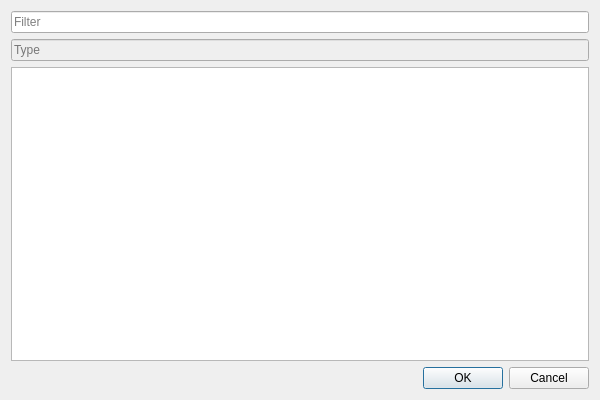
First picture: the form in src/UI/SearchCreatorDialog/SearchCreatorDialog.ui, repository NikolaRoev/Tracker, before the edit.
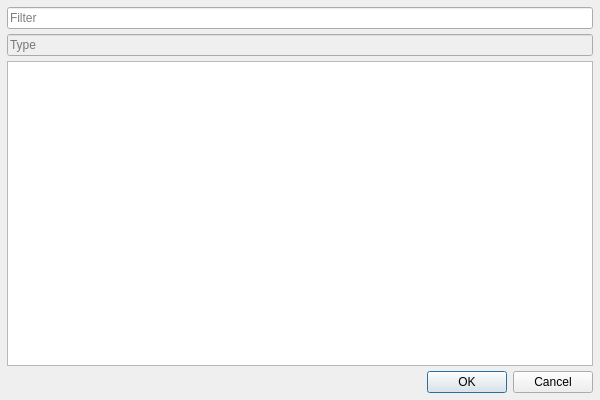
Second picture: the form after the edit.

What changed in the file:
```diff
--- a/src/UI/SearchCreatorDialog/SearchCreatorDialog.ui
+++ b/src/UI/SearchCreatorDialog/SearchCreatorDialog.ui
@@ -14,6 +14,21 @@
    <string>Add Creator</string>
   </property>
   <layout class="QVBoxLayout" name="verticalLayout">
+   <property name="spacing">
+    <number>5</number>
+   </property>
+   <property name="leftMargin">
+    <number>7</number>
+   </property>
+   <property name="topMargin">
+    <number>7</number>
+   </property>
+   <property name="rightMargin">
+    <number>7</number>
+   </property>
+   <property name="bottomMargin">
+    <number>7</number>
+   </property>
    <item>
     <widget class="QLineEdit" name="filterLineEdit">
      <property name="placeholderText">
```
